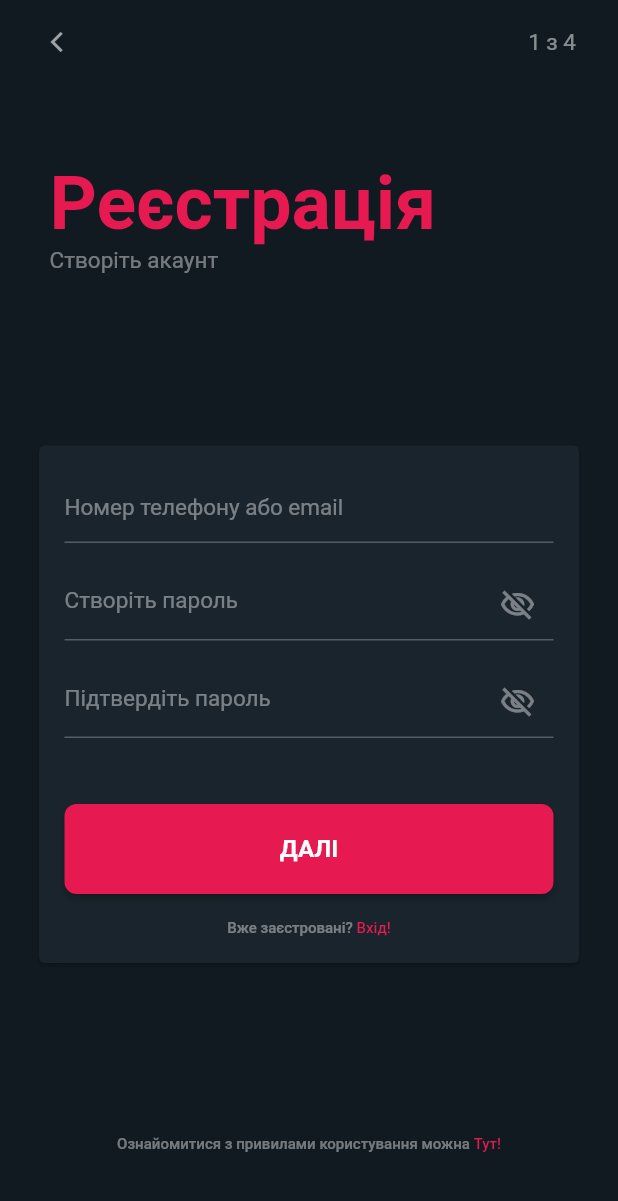
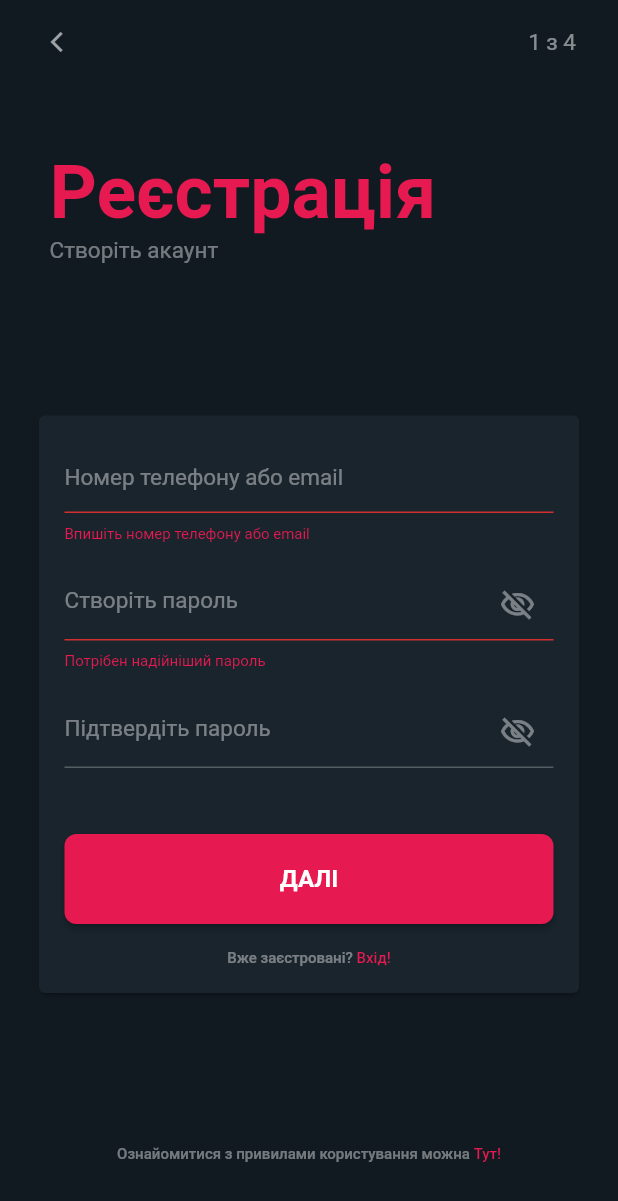
Before and after one commit to Appollo21/FlutterITSU, a Flutter app: the Register screen opened directly, after a tap on "ДАЛІ", on a phone screen of 412 x 824 dp. Shown: the top 1201 px of the screen. Run offline on Flutter 3.47's test engine with Material 2 defaults, Android fonts, the phone set to English and light mode, and no system bars; our stand-ins replace firebase_auth, firebase_core, syncfusion_flutter_calendar; accounts and stored records are empty.

Commit message:
Логіка

```diff
--- a/lib/Setup/AuthPages/SignUp.dart
+++ b/lib/Setup/AuthPages/SignUp.dart
@@ -9,7 +9,7 @@ class Register extends StatefulWidget{
 }
 class _RegisterState extends State<Register>{
   final GlobalKey<FormState> _formKey = GlobalKey<FormState>();
-  String _email, _password;
+  String _email, _password, _password2;
 
   @override
   Widget build(BuildContext context){
@@ -89,9 +89,20 @@ class _RegisterState extends State<Register>{
                       children: <Widget>[
                         Container(
                           margin: EdgeInsets.fromLTRB(17,17,17,0),
-                          child:TextField(
+                          child:TextFormField(
+                            onSaved: (input) => _email = input,
+                            validator: (input){
+                              if(input.isEmpty){
+                                return 'Впишіть номер телефону або email';
+                              }
+                            },
                             style: TextStyle(color: Color.fromRGBO(255,255,255,0.42)),
                             decoration: InputDecoration(
+                              errorStyle: TextStyle(
+                                fontSize: 10,
+                                color: Color.fromRGBO(230,26,80,1),
+                                fontWeight: FontWeight.w400,
+                              ),
                               enabledBorder: UnderlineInputBorder(
                                 borderSide: BorderSide(color: Color.fromRGBO(255,255,255,0.26)),
                               ),
@@ -110,7 +121,14 @@ class _RegisterState extends State<Register>{
                         ),
                         Container(
                           margin: EdgeInsets.fromLTRB(17,17,17,0),
-                          child:TextField(
+
+                          child:TextFormField(
+                            validator: (input) {
+                              if(input.length < 6){
+                                return 'Потрібен надійніший пароль';
+                              }
+                            },
+                            onSaved: (input) => _password = input,
                             style: TextStyle(
                               color: Color.fromRGBO(255,255,255,0.42),
                               fontSize:15,
@@ -118,6 +136,11 @@ class _RegisterState extends State<Register>{
                               ),
                             obscureText: true,
                             decoration: InputDecoration(
+                              errorStyle: TextStyle(
+                                fontSize: 10,
+                                color: Color.fromRGBO(230,26,80,1),
+                                fontWeight: FontWeight.w400,
+                              ),
                               enabledBorder: UnderlineInputBorder(
                                 borderSide: BorderSide(color: Color.fromRGBO(255,255,255,0.26)),
                               ),
@@ -137,10 +160,21 @@ class _RegisterState extends State<Register>{
                         ),
                         Container(
                           margin: EdgeInsets.fromLTRB(17,17,17,0),
-                          child:TextField(
+                          child:TextFormField(
+                            validator: (input) {
+                              if(_password == input){
+                                return 'Паролі не співпадають';
+                              }
+                            },
+                            onSaved: (input) => _password2 = input,
                             style: TextStyle(color: Color.fromRGBO(255,255,255,0.42)),
                             obscureText: true,
                             decoration: InputDecoration(
+                              errorStyle: TextStyle(
+                                fontSize: 10,
+                                color: Color.fromRGBO(230,26,80,1),
+                                fontWeight: FontWeight.w400,
+                              ),
                               enabledBorder: UnderlineInputBorder(
                                 borderSide: BorderSide(color: Color.fromRGBO(255,255,255,0.26)),
                               ),
@@ -250,7 +284,7 @@ class _RegisterState extends State<Register>{
           email: _email,
           password: _password
         );
-        Navigator.push(context,MaterialPageRoute(builder: (context)=> LoginPage()));
+        //Navigator.push(context,MaterialPageRoute(builder: (context)=> LoginPage()));
       }
       catch(e){
         print(e.message);
```
